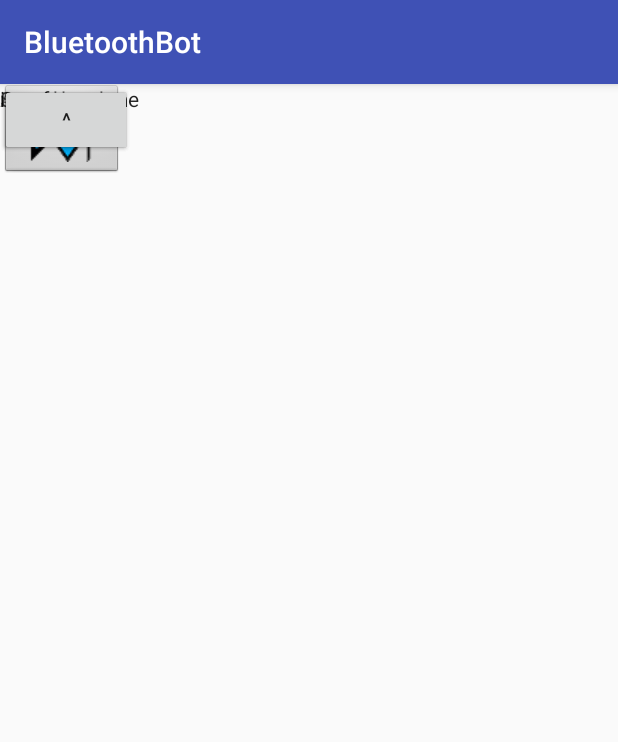
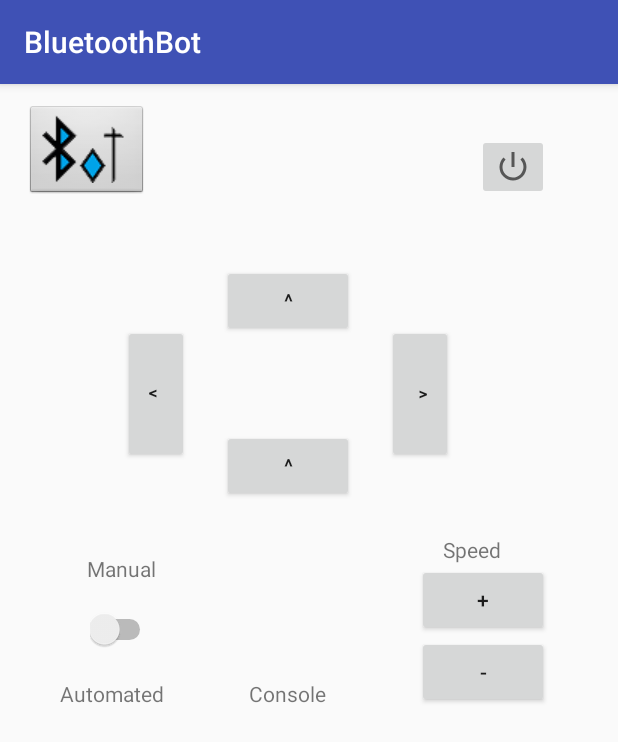
Before and after one commit to ElEtalon/ESIGELEC-AndroidAPP-BluetoothBot, an Android app: the ControlsActivity screen opened directly, with no data from a screen before it, on a phone screen of 412 x 824 dp. Shown: the top 742 px of the screen. Run offline under Robolectric (Android 15) with nearby library versions, the phone set to English and light mode, and no system bars.

Commit message:
[ControlsActivity] Relative Layout + Title changed when create

```diff
--- a/app/src/main/java/fr/esigelec/bluetoothbot/ControlsActivity.java
+++ b/app/src/main/java/fr/esigelec/bluetoothbot/ControlsActivity.java
@@ -2,12 +2,26 @@ package fr.esigelec.bluetoothbot;
 
 import android.support.v7.app.AppCompatActivity;
 import android.os.Bundle;
+import android.widget.TextView;
 
 public class ControlsActivity extends AppCompatActivity {
+
+    String device_name;
+    TextView deviceName;
 
     @Override
     protected void onCreate(Bundle savedInstanceState) {
         super.onCreate(savedInstanceState);
         setContentView(R.layout.activity_controls);
+
+        // get the device name from previous activity
+        Bundle extras = getIntent().getExtras();
+        if (extras != null) {
+            device_name = extras.getString("device_name");
+        }
+
+        // get title to change
+        deviceName = (TextView) findViewById(R.id.deviceName);
+        deviceName.setText(device_name);
     }
 }
--- a/app/src/main/java/fr/esigelec/bluetoothbot/HomeActivity.java
+++ b/app/src/main/java/fr/esigelec/bluetoothbot/HomeActivity.java
@@ -42,6 +42,7 @@ public class HomeActivity extends AppCompatActivity {
             public void onItemClick(AdapterView<?> parent, View view, int position, long id) {
                 Toast.makeText(getApplicationContext(), "ListView item : " + position + " & id : " + deviceList.get((int)id), Toast.LENGTH_LONG).show();
                 Intent controlsPage=new Intent(HomeActivity.this, ControlsActivity.class);
+                controlsPage.putExtra("device_name",deviceList.get((int)id));
                 startActivity(controlsPage);
             }
         });
--- a/app/src/main/res/layout/activity_controls.xml
+++ b/app/src/main/res/layout/activity_controls.xml
@@ -4,148 +4,184 @@
     xmlns:tools="http://schemas.android.com/tools"
     android:layout_width="match_parent"
     android:layout_height="match_parent"
-    tools:context="fr.esigelec.bluetoothbot.ControlsActivity">
+    tools:context="fr.esigelec.bluetoothbot.ControlsActivity"
+    tools:layout_editor_absoluteY="81dp"
+    tools:layout_editor_absoluteX="0dp">
 
-    <ImageButton
-        android:id="@+id/imageButton4"
-        style="@android:style/Widget.ImageButton"
-        android:layout_width="wrap_content"
-        android:layout_height="wrap_content"
-        app:srcCompat="@drawable/petit_logo"
-        tools:layout_editor_absoluteX="16dp"
-        tools:layout_editor_absoluteY="16dp" />
+    <RelativeLayout
+        android:layout_width="384dp"
+        android:layout_height="509dp"
+        tools:layout_editor_absoluteX="0dp"
+        tools:layout_editor_absoluteY="1dp">
 
-    <ImageButton
-        android:id="@+id/imageButton"
-        android:layout_width="wrap_content"
-        android:layout_height="wrap_content"
-        app:srcCompat="@android:drawable/ic_lock_power_off"
-        tools:layout_editor_absoluteX="312dp"
-        tools:layout_editor_absoluteY="16dp" />
+        <ScrollView
+            android:id="@+id/scrollView2"
+            android:layout_width="367dp"
+            android:layout_height="78dp"
+            android:layout_alignParentBottom="true"
+            android:layout_alignParentEnd="true"
+            tools:layout_editor_absoluteX="8dp"
+            tools:layout_editor_absoluteY="425dp">
 
-    <TextView
-        android:id="@+id/textView2"
-        android:layout_width="wrap_content"
-        android:layout_height="wrap_content"
-        android:text="interface name "
-        android:textAppearance="@style/TextAppearance.AppCompat.Body1"
-        tools:layout_editor_absoluteX="143dp"
-        tools:layout_editor_absoluteY="35dp" />
+            <LinearLayout
+                android:layout_width="match_parent"
+                android:layout_height="wrap_content"
+                android:orientation="vertical" />
+        </ScrollView>
 
-    <Switch
-        android:id="@+id/switch3"
-        android:layout_width="44dp"
-        android:layout_height="31dp"
-        tools:layout_editor_absoluteX="34dp"
-        tools:rotation="90"
-        android:layout_marginBottom="11dp"
-        app:layout_constraintBottom_toTopOf="@+id/textView4" />
+        <Button
+            android:id="@+id/button7"
+            android:layout_width="wrap_content"
+            android:layout_height="wrap_content"
+            android:layout_alignStart="@+id/button9"
+            android:layout_centerVertical="true"
+            android:text="^"
+            tools:layout_editor_absoluteX="151dp"
+            tools:layout_editor_absoluteY="250dp"
+            tools:rotation="180" />
 
-    <TextView
-        android:id="@+id/textView4"
-        android:layout_width="wrap_content"
-        android:layout_height="wrap_content"
-        android:text="Automated"
-        tools:layout_editor_absoluteX="25dp"
-        tools:layout_editor_absoluteY="391dp" />
+        <Button
+            android:id="@+id/button9"
+            android:layout_width="wrap_content"
+            android:layout_height="wrap_content"
+            android:layout_above="@+id/button5"
+            android:layout_centerHorizontal="true"
+            android:layout_marginBottom="14dp"
+            android:text="^"
+            app:layout_constraintBottom_toTopOf="@+id/button7"
+            tools:layout_editor_absoluteX="151dp" />
 
-    <TextView
-        android:id="@+id/textView5"
-        android:layout_width="wrap_content"
-        android:layout_height="wrap_content"
-        android:text="Manual"
-        tools:layout_editor_absoluteX="34dp"
-        android:layout_marginBottom="9dp"
-        app:layout_constraintBottom_toTopOf="@+id/switch3" />
+        <Button
+            android:id="@+id/button"
+            android:layout_width="wrap_content"
+            android:layout_height="wrap_content"
+            android:rotation="90"
+            android:text="^"
+            app:layout_constraintBottom_toTopOf="@+id/button7"
+            tools:layout_editor_absoluteX="241dp"
+            android:layout_below="@+id/button9"
+            android:layout_toEndOf="@+id/button7" />
 
-    <Button
-        android:id="@+id/button3"
-        android:layout_width="88dp"
-        android:layout_height="48dp"
-        android:text="-"
-        tools:layout_editor_absoluteX="280dp"
-        tools:layout_editor_absoluteY="365dp" />
+        <Button
+            android:id="@+id/button5"
+            android:layout_width="wrap_content"
+            android:layout_height="wrap_content"
+            android:rotation="270"
+            android:text="^"
+            app:layout_constraintBottom_toTopOf="@+id/button7"
+            tools:layout_editor_absoluteX="63dp"
+            android:layout_above="@+id/button7"
+            android:layout_toStartOf="@+id/button7" />
 
-    <Button
-        android:id="@+id/button4"
-        android:layout_width="88dp"
-        android:layout_height="48dp"
-        android:text="+"
-        tools:layout_editor_absoluteX="280dp"
-        tools:layout_editor_absoluteY="311dp" />
+        <TextView
+            android:id="@+id/textView12"
+            android:layout_width="wrap_content"
+            android:layout_height="wrap_content"
+            android:layout_above="@+id/button4"
+            android:layout_alignStart="@+id/button4"
+            android:layout_marginStart="17dp"
+            android:text="Speed"
+            tools:layout_editor_absoluteX="303dp"
+            tools:layout_editor_absoluteY="281dp" />
 
-    <TextView
-        android:id="@+id/textView6"
-        android:layout_width="wrap_content"
-        android:layout_height="wrap_content"
-        android:text="Console"
-        tools:layout_editor_absoluteX="167dp"
-        tools:layout_editor_absoluteY="396dp" />
+        <TextView
+            android:id="@+id/textView6"
+            android:layout_width="wrap_content"
+            android:layout_height="wrap_content"
+            android:layout_alignBottom="@+id/button3"
+            android:layout_centerHorizontal="true"
+            android:text="Console"
+            tools:layout_editor_absoluteX="167dp"
+            tools:layout_editor_absoluteY="396dp" />
 
-    <TextView
-        android:id="@+id/textView12"
-        android:layout_width="wrap_content"
-        android:layout_height="wrap_content"
-        android:text="Speed"
-        tools:layout_editor_absoluteX="303dp"
-        tools:layout_editor_absoluteY="281dp" />
+        <Button
+            android:id="@+id/button4"
+            android:layout_width="88dp"
+            android:layout_height="48dp"
+            android:layout_above="@+id/button3"
+            android:layout_alignStart="@+id/button3"
+            android:text="+"
+            tools:layout_editor_absoluteX="280dp"
+            tools:layout_editor_absoluteY="311dp" />
 
-    <Button
-        android:id="@+id/button5"
-        android:layout_width="wrap_content"
-        android:layout_height="wrap_content"
-        android:layout_marginBottom="32dp"
-        android:layout_marginEnd="5dp"
-        android:layout_marginStart="8dp"
-        android:rotation="270"
-        android:text="^"
-        app:layout_constraintBottom_toTopOf="@+id/button7"
-        tools:layout_editor_absoluteX="63dp" />
+        <Button
+            android:id="@+id/button3"
+            android:layout_width="88dp"
+            android:layout_height="48dp"
+            android:layout_alignBottom="@+id/textView4"
+            android:layout_alignEnd="@+id/imageButton"
+            android:text="-"
+            tools:layout_editor_absoluteX="280dp"
+            tools:layout_editor_absoluteY="365dp" />
 
-    <Button
-        android:id="@+id/button"
-        android:layout_width="wrap_content"
-        android:layout_height="wrap_content"
-        android:layout_marginBottom="32dp"
-        android:layout_marginEnd="5dp"
-        android:layout_marginStart="8dp"
-        android:rotation="90"
-        android:text="^"
-        app:layout_constraintBottom_toTopOf="@+id/button7"
-        tools:layout_editor_absoluteX="241dp" />
+        <TextView
+            android:id="@+id/textView4"
+            android:layout_width="wrap_content"
+            android:layout_height="wrap_content"
+            android:layout_above="@+id/scrollView2"
+            android:layout_alignStart="@+id/scrollView2"
+            android:layout_marginBottom="15dp"
+            android:layout_marginStart="23dp"
+            android:text="Automated"
+            tools:layout_editor_absoluteX="25dp"
+            tools:layout_editor_absoluteY="391dp" />
 
-    <Button
-        android:id="@+id/button9"
-        android:layout_width="wrap_content"
-        android:layout_height="wrap_content"
-        android:layout_marginBottom="100dp"
-        android:layout_marginEnd="5dp"
-        android:layout_marginStart="8dp"
-        android:text="^"
-        app:layout_constraintBottom_toTopOf="@+id/button7"
-        tools:layout_editor_absoluteX="151dp" />
+        <TextView
+            android:id="@+id/textView5"
+            android:layout_width="wrap_content"
+            android:layout_height="wrap_content"
+            android:layout_above="@+id/switch3"
+            android:layout_alignEnd="@+id/switch3"
+            android:layout_marginBottom="15dp"
+            android:text="Manual"
+            app:layout_constraintBottom_toTopOf="@+id/switch3"
+            tools:layout_editor_absoluteX="34dp" />
 
-    <Button
-        android:id="@+id/button7"
-        android:layout_width="wrap_content"
-        android:layout_height="wrap_content"
-        android:text="^"
-        tools:layout_editor_absoluteY="250dp"
-        tools:rotation="180"
-        android:layout_marginStart="8dp"
-        android:layout_marginEnd="8dp"
-        tools:layout_editor_absoluteX="151dp" />
+        <Switch
+            android:id="@+id/switch3"
+            android:layout_width="44dp"
+            android:layout_height="31dp"
+            android:layout_above="@+id/textView6"
+            android:layout_alignStart="@+id/button5"
+            android:layout_marginBottom="17dp"
+            app:layout_constraintBottom_toTopOf="@+id/textView4"
+            tools:layout_editor_absoluteX="34dp"
+            tools:rotation="90" />
 
-    <ScrollView
-        android:layout_width="367dp"
-        android:layout_height="78dp"
-        tools:layout_editor_absoluteX="8dp"
-        tools:layout_editor_absoluteY="425dp">
+        <TextView
+            android:id="@+id/deviceName"
+            android:layout_width="wrap_content"
+            android:layout_height="wrap_content"
+            android:layout_alignTop="@+id/imageButton"
+            android:layout_centerHorizontal="true"
+            android:layout_marginTop="16dp"
+            android:text="none"
+            android:textAppearance="@style/TextAppearance.AppCompat.Body1"
+            tools:layout_editor_absoluteX="143dp"
+            tools:layout_editor_absoluteY="35dp" />
 
-        <LinearLayout
-            android:layout_width="match_parent"
+        <ImageButton
+            android:id="@+id/imageButton"
+            android:layout_width="wrap_content"
             android:layout_height="wrap_content"
-            android:orientation="vertical" />
-    </ScrollView>
+            android:layout_alignBottom="@+id/imageButton4"
+            android:layout_alignParentEnd="true"
+            android:layout_marginEnd="18dp"
+            app:srcCompat="@android:drawable/ic_lock_power_off"
+            tools:layout_editor_absoluteX="312dp"
+            tools:layout_editor_absoluteY="16dp" />
+
+        <ImageButton
+            android:id="@+id/imageButton4"
+            style="@android:style/Widget.ImageButton"
+            android:layout_width="wrap_content"
+            android:layout_height="wrap_content"
+            android:layout_marginTop="14dp"
+            app:srcCompat="@drawable/petit_logo"
+            tools:layout_editor_absoluteX="16dp"
+            tools:layout_editor_absoluteY="16dp"
+            android:layout_alignParentTop="true"
+            android:layout_alignStart="@+id/scrollView2" />
+    </RelativeLayout>
 
 </android.support.constraint.ConstraintLayout>
```
